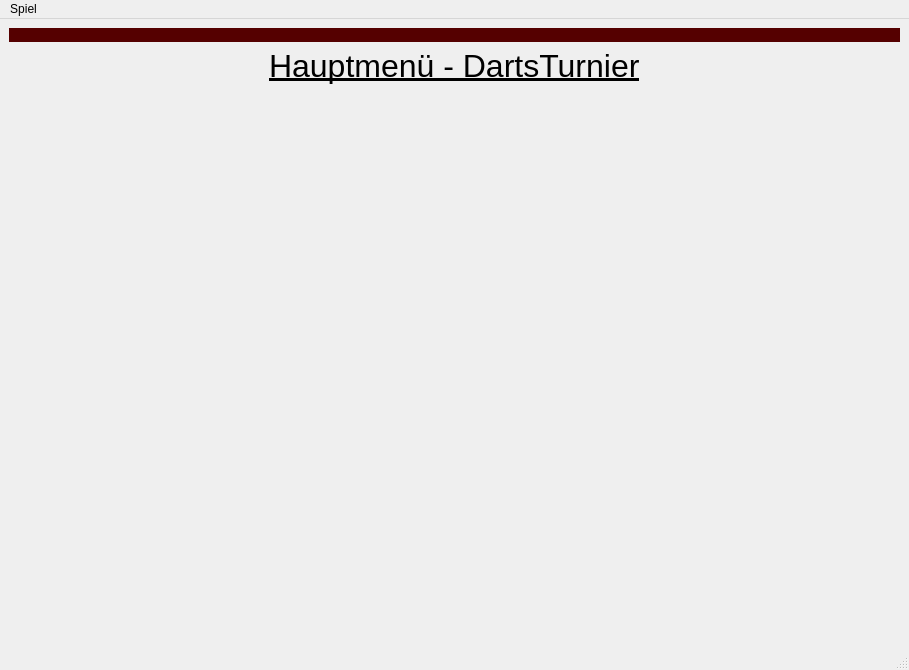
Above: src/View/mainmenu.ui from s1m0n1996/VolleyballSingleTurnier before the change. Below: the same form after it.
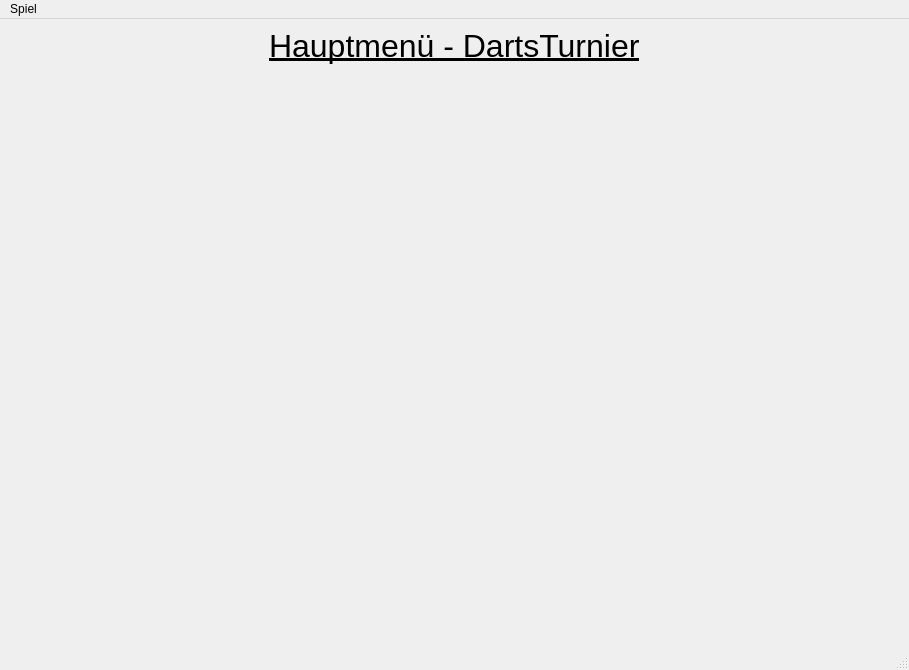
That is the form after the change.

Diff of the .ui file:
```diff
--- a/src/View/mainmenu.ui
+++ b/src/View/mainmenu.ui
@@ -17,464 +17,6 @@
    <layout class="QGridLayout" name="gridLayout">
     <item row="0" column="0">
      <layout class="QVBoxLayout" name="verticalLayout">
-      <item>
-       <widget class="QLabel" name="label">
-        <property name="sizePolicy">
-         <sizepolicy hsizetype="Preferred" vsizetype="Maximum">
-          <horstretch>0</horstretch>
-          <verstretch>0</verstretch>
-         </sizepolicy>
-        </property>
-        <property name="palette">
-         <palette>
-          <active>
-           <colorrole role="WindowText">
-            <brush brushstyle="SolidPattern">
-             <color alpha="255">
-              <red>255</red>
-              <green>255</green>
-              <blue>255</blue>
-             </color>
-            </brush>
-           </colorrole>
-           <colorrole role="Button">
-            <brush brushstyle="SolidPattern">
-             <color alpha="255">
-              <red>85</red>
-              <green>0</green>
-              <blue>0</blue>
-             </color>
-            </brush>
-           </colorrole>
-           <colorrole role="Light">
-            <brush brushstyle="SolidPattern">
-             <color alpha="255">
-              <red>127</red>
-              <green>0</green>
-              <blue>0</blue>
-             </color>
-            </brush>
-           </colorrole>
-           <colorrole role="Midlight">
-            <brush brushstyle="SolidPattern">
-             <color alpha="255">
-              <red>106</red>
-              <green>0</green>
-              <blue>0</blue>
-             </color>
-            </brush>
-           </colorrole>
-           <colorrole role="Dark">
-            <brush brushstyle="SolidPattern">
-             <color alpha="255">
-              <red>42</red>
-              <green>0</green>
-              <blue>0</blue>
-             </color>
-            </brush>
-           </colorrole>
-           <colorrole role="Mid">
-            <brush brushstyle="SolidPattern">
-             <color alpha="255">
-              <red>56</red>
-              <green>0</green>
-              <blue>0</blue>
-             </color>
-            </brush>
-           </colorrole>
-           <colorrole role="Text">
-            <brush brushstyle="SolidPattern">
-             <color alpha="255">
-              <red>255</red>
-              <green>255</green>
-              <blue>255</blue>
-             </color>
-            </brush>
-           </colorrole>
-           <colorrole role="BrightText">
-            <brush brushstyle="SolidPattern">
-             <color alpha="255">
-              <red>255</red>
-              <green>255</green>
-              <blue>255</blue>
-             </color>
-            </brush>
-           </colorrole>
-           <colorrole role="ButtonText">
-            <brush brushstyle="SolidPattern">
-             <color alpha="255">
-              <red>255</red>
-              <green>255</green>
-              <blue>255</blue>
-             </color>
-            </brush>
-           </colorrole>
-           <colorrole role="Base">
-            <brush brushstyle="SolidPattern">
-             <color alpha="255">
-              <red>0</red>
-              <green>0</green>
-              <blue>0</blue>
-             </color>
-            </brush>
-           </colorrole>
-           <colorrole role="Window">
-            <brush brushstyle="SolidPattern">
-             <color alpha="255">
-              <red>85</red>
-              <green>0</green>
-              <blue>0</blue>
-             </color>
-            </brush>
-           </colorrole>
-           <colorrole role="Shadow">
-            <brush brushstyle="SolidPattern">
-             <color alpha="255">
-              <red>0</red>
-              <green>0</green>
-              <blue>0</blue>
-             </color>
-            </brush>
-           </colorrole>
-           <colorrole role="AlternateBase">
-            <brush brushstyle="SolidPattern">
-             <color alpha="255">
-              <red>42</red>
-              <green>0</green>
-              <blue>0</blue>
-             </color>
-            </brush>
-           </colorrole>
-           <colorrole role="ToolTipBase">
-            <brush brushstyle="SolidPattern">
-             <color alpha="255">
-              <red>255</red>
-              <green>255</green>
-              <blue>220</blue>
-             </color>
-            </brush>
-           </colorrole>
-           <colorrole role="ToolTipText">
-            <brush brushstyle="SolidPattern">
-             <color alpha="255">
-              <red>0</red>
-              <green>0</green>
-              <blue>0</blue>
-             </color>
-            </brush>
-           </colorrole>
-           <colorrole role="PlaceholderText">
-            <brush brushstyle="SolidPattern">
-             <color alpha="128">
-              <red>255</red>
-              <green>255</green>
-              <blue>255</blue>
-             </color>
-            </brush>
-           </colorrole>
-          </active>
-          <inactive>
-           <colorrole role="WindowText">
-            <brush brushstyle="SolidPattern">
-             <color alpha="255">
-              <red>255</red>
-              <green>255</green>
-              <blue>255</blue>
-             </color>
-            </brush>
-           </colorrole>
-           <colorrole role="Button">
-            <brush brushstyle="SolidPattern">
-             <color alpha="255">
-              <red>85</red>
-              <green>0</green>
-              <blue>0</blue>
-             </color>
-            </brush>
-           </colorrole>
-           <colorrole role="Light">
-            <brush brushstyle="SolidPattern">
-             <color alpha="255">
-              <red>127</red>
-              <green>0</green>
-              <blue>0</blue>
-             </color>
-            </brush>
-           </colorrole>
-           <colorrole role="Midlight">
-            <brush brushstyle="SolidPattern">
-             <color alpha="255">
-              <red>106</red>
-              <green>0</green>
-              <blue>0</blue>
-             </color>
-            </brush>
-           </colorrole>
-           <colorrole role="Dark">
-            <brush brushstyle="SolidPattern">
-             <color alpha="255">
-              <red>42</red>
-              <green>0</green>
-              <blue>0</blue>
-             </color>
-            </brush>
-           </colorrole>
-           <colorrole role="Mid">
-            <brush brushstyle="SolidPattern">
-             <color alpha="255">
-              <red>56</red>
-              <green>0</green>
-              <blue>0</blue>
-             </color>
-            </brush>
-           </colorrole>
-           <colorrole role="Text">
-            <brush brushstyle="SolidPattern">
-             <color alpha="255">
-              <red>255</red>
-              <green>255</green>
-              <blue>255</blue>
-             </color>
-            </brush>
-           </colorrole>
-           <colorrole role="BrightText">
-            <brush brushstyle="SolidPattern">
-             <color alpha="255">
-              <red>255</red>
-              <green>255</green>
-              <blue>255</blue>
-             </color>
-            </brush>
-           </colorrole>
-           <colorrole role="ButtonText">
-            <brush brushstyle="SolidPattern">
-             <color alpha="255">
-              <red>255</red>
-              <green>255</green>
-              <blue>255</blue>
-             </color>
-            </brush>
-           </colorrole>
-           <colorrole role="Base">
-            <brush brushstyle="SolidPattern">
-             <color alpha="255">
-              <red>0</red>
-              <green>0</green>
-              <blue>0</blue>
-             </color>
-            </brush>
-           </colorrole>
-           <colorrole role="Window">
-            <brush brushstyle="SolidPattern">
-             <color alpha="255">
-              <red>85</red>
-              <green>0</green>
-              <blue>0</blue>
-             </color>
-            </brush>
-           </colorrole>
-           <colorrole role="Shadow">
-            <brush brushstyle="SolidPattern">
-             <color alpha="255">
-              <red>0</red>
-              <green>0</green>
-              <blue>0</blue>
-             </color>
-            </brush>
-           </colorrole>
-           <colorrole role="AlternateBase">
-            <brush brushstyle="SolidPattern">
-             <color alpha="255">
-              <red>42</red>
-              <green>0</green>
-              <blue>0</blue>
-             </color>
-            </brush>
-           </colorrole>
-           <colorrole role="ToolTipBase">
-            <brush brushstyle="SolidPattern">
-             <color alpha="255">
-              <red>255</red>
-              <green>255</green>
-              <blue>220</blue>
-             </color>
-            </brush>
-           </colorrole>
-           <colorrole role="ToolTipText">
-            <brush brushstyle="SolidPattern">
-             <color alpha="255">
-              <red>0</red>
-              <green>0</green>
-              <blue>0</blue>
-             </color>
-            </brush>
-           </colorrole>
-           <colorrole role="PlaceholderText">
-            <brush brushstyle="SolidPattern">
-             <color alpha="128">
-              <red>255</red>
-              <green>255</green>
-              <blue>255</blue>
-             </color>
-            </brush>
-           </colorrole>
-          </inactive>
-          <disabled>
-           <colorrole role="WindowText">
-            <brush brushstyle="SolidPattern">
-             <color alpha="255">
-              <red>42</red>
-              <green>0</green>
-              <blue>0</blue>
-             </color>
-            </brush>
-           </colorrole>
-           <colorrole role="Button">
-            <brush brushstyle="SolidPattern">
-             <color alpha="255">
-              <red>85</red>
-              <green>0</green>
-              <blue>0</blue>
-             </color>
-            </brush>
-           </colorrole>
-           <colorrole role="Light">
-            <brush brushstyle="SolidPattern">
-             <color alpha="255">
-              <red>127</red>
-              <green>0</green>
-              <blue>0</blue>
-             </color>
-            </brush>
-           </colorrole>
-           <colorrole role="Midlight">
-            <brush brushstyle="SolidPattern">
-             <color alpha="255">
-              <red>106</red>
-              <green>0</green>
-              <blue>0</blue>
-             </color>
-            </brush>
-           </colorrole>
-           <colorrole role="Dark">
-            <brush brushstyle="SolidPattern">
-             <color alpha="255">
-              <red>42</red>
-              <green>0</green>
-              <blue>0</blue>
-             </color>
-            </brush>
-           </colorrole>
-           <colorrole role="Mid">
-            <brush brushstyle="SolidPattern">
-             <color alpha="255">
-              <red>56</red>
-              <green>0</green>
-              <blue>0</blue>
-             </color>
-            </brush>
-           </colorrole>
-           <colorrole role="Text">
-            <brush brushstyle="SolidPattern">
-             <color alpha="255">
-              <red>42</red>
-              <green>0</green>
-              <blue>0</blue>
-             </color>
-            </brush>
-           </colorrole>
-           <colorrole role="BrightText">
-            <brush brushstyle="SolidPattern">
-             <color alpha="255">
-              <red>255</red>
-              <green>255</green>
-              <blue>255</blue>
-             </color>
-            </brush>
-           </colorrole>
-           <colorrole role="ButtonText">
-            <brush brushstyle="SolidPattern">
-             <color alpha="255">
-              <red>42</red>
-              <green>0</green>
-              <blue>0</blue>
-             </color>
-            </brush>
-           </colorrole>
-           <colorrole role="Base">
-            <brush brushstyle="SolidPattern">
-             <color alpha="255">
-              <red>85</red>
-              <green>0</green>
-              <blue>0</blue>
-             </color>
-            </brush>
-           </colorrole>
-           <colorrole role="Window">
-            <brush brushstyle="SolidPattern">
-             <color alpha="255">
-              <red>85</red>
-              <green>0</green>
-              <blue>0</blue>
-             </color>
-            </brush>
-           </colorrole>
-           <colorrole role="Shadow">
-            <brush brushstyle="SolidPattern">
-             <color alpha="255">
-              <red>0</red>
-              <green>0</green>
-              <blue>0</blue>
-             </color>
-            </brush>
-           </colorrole>
-           <colorrole role="AlternateBase">
-            <brush brushstyle="SolidPattern">
-             <color alpha="255">
-              <red>85</red>
-              <green>0</green>
-              <blue>0</blue>
-             </color>
-            </brush>
-           </colorrole>
-           <colorrole role="ToolTipBase">
-            <brush brushstyle="SolidPattern">
-             <color alpha="255">
-              <red>255</red>
-              <green>255</green>
-              <blue>220</blue>
-             </color>
-            </brush>
-           </colorrole>
-           <colorrole role="ToolTipText">
-            <brush brushstyle="SolidPattern">
-             <color alpha="255">
-              <red>0</red>
-              <green>0</green>
-              <blue>0</blue>
-             </color>
-            </brush>
-           </colorrole>
-           <colorrole role="PlaceholderText">
-            <brush brushstyle="SolidPattern">
-             <color alpha="128">
-              <red>255</red>
-              <green>255</green>
-              <blue>255</blue>
-             </color>
-            </brush>
-           </colorrole>
-          </disabled>
-         </palette>
-        </property>
-        <property name="autoFillBackground">
-         <bool>true</bool>
-        </property>
-        <property name="text">
-         <string/>
-        </property>
-       </widget>
-      </item>
       <item alignment="Qt::AlignHCenter|Qt::AlignTop">
        <widget class="QLabel" name="label_2">
         <property name="font">
```
Left out of the diff: 2 changed lines with no effect on the pictures.
